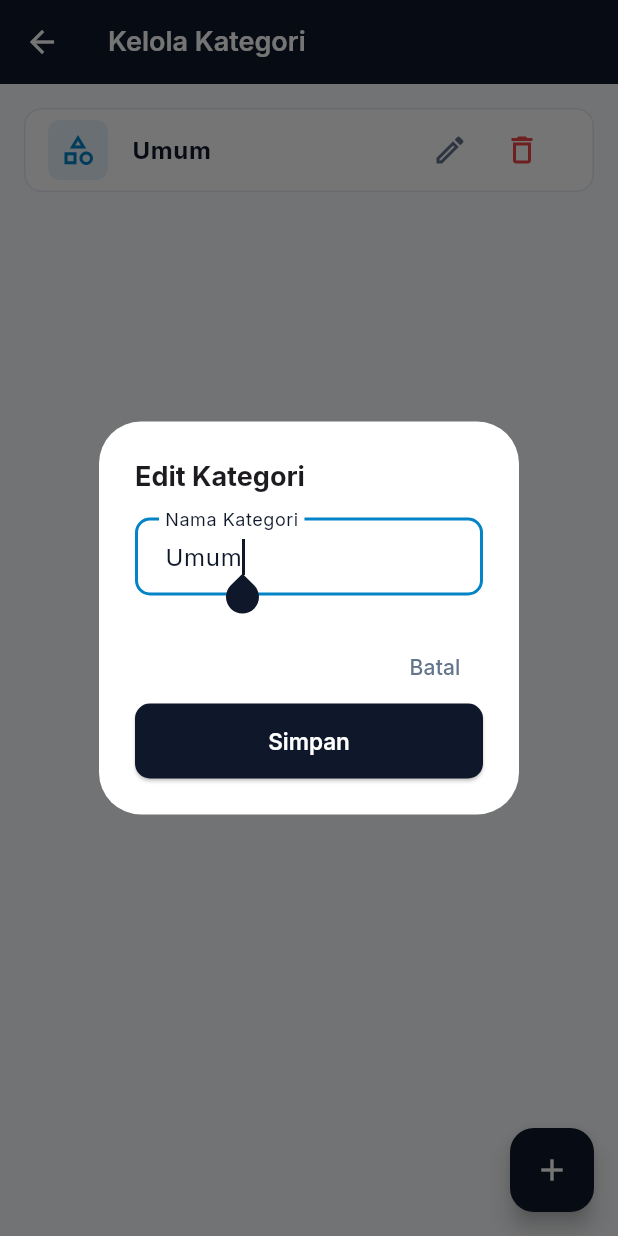
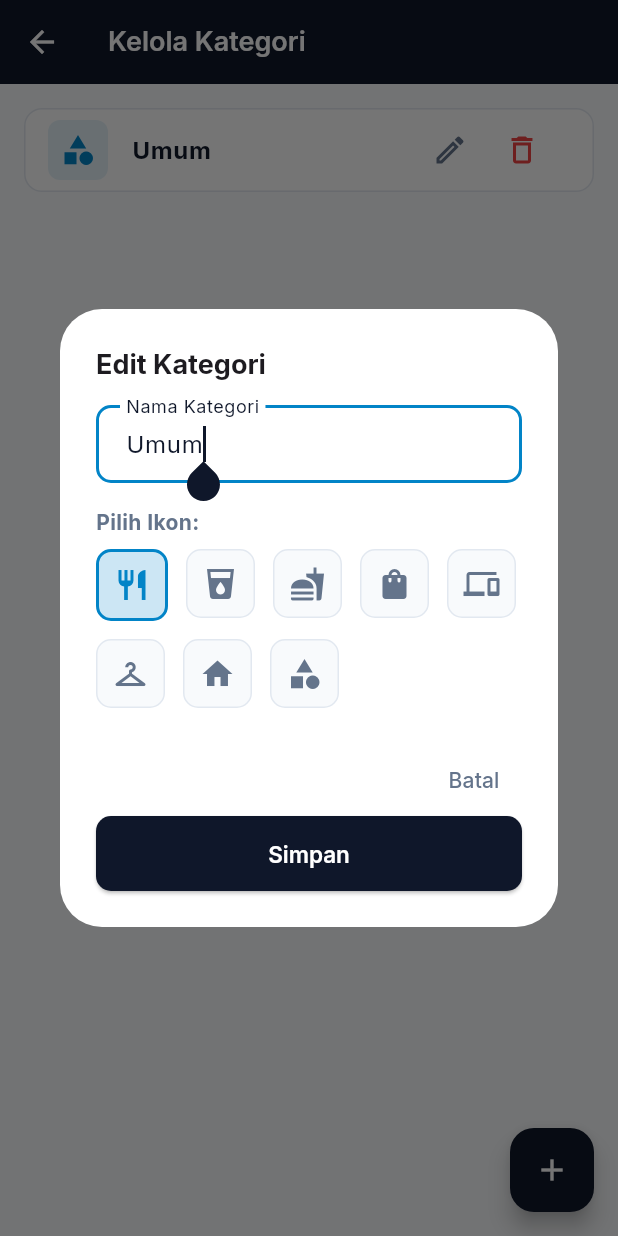
Before and after one commit to aqilahdaffa8/quickpos, a Flutter app: the CategoryScreen screen opened by its route, after a tap on the "edit" icon, on a phone screen of 412 x 824 dp. Run offline on Flutter 3.47's test engine with Material 3 defaults, Android fonts, the phone set to English and light mode, and no system bars; our stand-ins replace fl_chart, google_fonts, image_picker, pdf, share_plus, sqflite; missing offline and left inert: esc_pos_utils_plus, print_bluetooth_thermal; accounts and stored records are empty.

Commit message:
feat: add icon selection feature for categories with icon mapping and storage

```diff
--- a/lib/core/database/db_helper.dart
+++ b/lib/core/database/db_helper.dart
@@ -42,10 +42,11 @@ class DbHelper {
   Future<void> _onCreate(Database db, int version) async {
     // 1. Table Categories
     await db.execute('''
-      CREATE TABLE $tableCategories (
+      CREATE TABLE $tableCategories(
         id INTEGER PRIMARY KEY AUTOINCREMENT,
-        name TEXT NOT NULL,
-        created_at TEXT NOT NULL
+        name TEXT,
+        icon_name TEXT, -- KOLOM BARU UNTUK NAMA IKON
+        created_at TEXT
       )
     ''');
 
--- /dev/null
+++ b/lib/core/utils/icon_mapper.dart
@@ -0,0 +1,21 @@
+import 'package:flutter/material.dart';
+
+class IconMapper {
+  IconMapper._();
+
+  // Daftar opsi ikon yang bisa dipilih user
+  static const Map<String, IconData> availableIcons = {
+    'restaurant': Icons.restaurant,
+    'local_drink': Icons.local_drink,
+    'fastfood': Icons.fastfood,
+    'shopping_bag': Icons.shopping_bag,
+    'devices': Icons.devices,
+    'checkroom': Icons.checkroom,
+    'home': Icons.home,
+    'category': Icons.category,
+  };
+
+  static IconData getIcon(String? name) {
+    return availableIcons[name] ?? Icons.category;
+  }
+}
--- a/lib/features/category/data/models/category_model.dart
+++ b/lib/features/category/data/models/category_model.dart
@@ -1,11 +1,13 @@
 class CategoryModel {
   final int? id;
   final String name;
+  final String? iconName; // PROPERTI BARU
   final String createdAt;
 
   CategoryModel({
     this.id,
     required this.name,
+    this.iconName,
     required this.createdAt,
   });
 
@@ -13,6 +15,7 @@ class CategoryModel {
     return CategoryModel(
       id: map['id'] as int?,
       name: map['name'] as String,
+      iconName: map['icon_name'] as String?, // MAPPING BARU
       createdAt: map['created_at'] as String,
     );
   }
@@ -21,6 +24,7 @@ class CategoryModel {
     return {
       if (id != null) 'id': id,
       'name': name,
+      'icon_name': iconName, // MAPPING BARU
       'created_at': createdAt,
     };
   }
--- a/lib/features/category/data/repositories/category_repository.dart
+++ b/lib/features/category/data/repositories/category_repository.dart
@@ -9,11 +9,11 @@ class CategoryRepository {
     return result.map((e) => CategoryModel.fromMap(e)).toList();
   }
 
-  Future<int> insertCategory(String name) async {
+  Future<int> insertCategory(String name, String iconName) async {
     final db = await DbHelper.instance.database;
     return await db.insert(
       DbHelper.tableCategories,
-      CategoryModel(name: name, createdAt: DateTime.now().toIso8601String()).toMap(),
+      CategoryModel(name: name, iconName: iconName, createdAt: DateTime.now().toIso8601String()).toMap(),
       conflictAlgorithm: ConflictAlgorithm.replace,
     );
   }
--- a/lib/features/category/presentation/providers/category_provider.dart
+++ b/lib/features/category/presentation/providers/category_provider.dart
@@ -25,9 +25,9 @@ class CategoryProvider with ChangeNotifier {
     notifyListeners();
   }
 
-  Future<bool> addCategory(String name) async {
+  Future<bool> addCategory(String name, String iconName) async {
     try {
-      await _repository.insertCategory(name);
+      await _repository.insertCategory(name, iconName);
       await loadCategories();
       return true;
     } catch (e) {
--- a/lib/features/category/presentation/screens/category_screen.dart
+++ b/lib/features/category/presentation/screens/category_screen.dart
@@ -1,6 +1,7 @@
 import 'package:flutter/material.dart';
 import 'package:provider/provider.dart';
 import '../../../../core/constants/app_colors.dart';
+import '../../../../core/utils/icon_mapper.dart';
 import '../../data/models/category_model.dart';
 import '../providers/category_provider.dart';
 
@@ -20,20 +21,66 @@ class _CategoryScreenState extends State<CategoryScreen> {
 
   void _showCategoryForm({CategoryModel? category}) {
     final nameController = TextEditingController(text: category?.name ?? '');
+    String selectedIcon = category?.iconName ?? 'restaurant'; // Default ikon pertama
 
     showDialog(
       context: context,
       builder: (context) {
+        return StatefulBuilder(
+          builder: (context, setDialogState) {
             return AlertDialog(
               backgroundColor: AppColors.surfaceWhite,
               title: Text(
                 category == null ? 'Tambah Kategori' : 'Edit Kategori',
                 style: const TextStyle(fontSize: 18, fontWeight: FontWeight.bold),
               ),
-          content: TextField(
+              content: SingleChildScrollView(
+                child: Column(
+                  mainAxisSize: MainAxisSize.min,
+                  crossAxisAlignment: CrossAxisAlignment.start,
+                  children: [
+                    TextField(
                       controller: nameController,
                       decoration: const InputDecoration(labelText: 'Nama Kategori'),
                       autofocus: true,
+                    ),
+                    const SizedBox(height: 16),
+                    const Text('Pilih Ikon:', style: TextStyle(fontWeight: FontWeight.bold, fontSize: 14)),
+                    const SizedBox(height: 8),
+
+                    // Grid Pilihan Ikon
+                    Wrap(
+                      spacing: 12,
+                      runSpacing: 12,
+                      children: IconMapper.availableIcons.entries.map((entry) {
+                        final isSelected = selectedIcon == entry.key;
+                        return InkWell(
+                          onTap: () {
+                            setDialogState(() {
+                              selectedIcon = entry.key;
+                            });
+                          },
+                          borderRadius: BorderRadius.circular(10),
+                          child: Container(
+                            padding: const EdgeInsets.all(10),
+                            decoration: BoxDecoration(
+                              color: isSelected ? AppColors.accentBlue.withOpacity(0.2) : AppColors.backgroundLight,
+                              borderRadius: BorderRadius.circular(10),
+                              border: Border.all(
+                                color: isSelected ? AppColors.accentBlue : AppColors.cardBorder,
+                                width: isSelected ? 2 : 1,
+                              ),
+                            ),
+                            child: Icon(
+                              entry.value,
+                              color: isSelected ? AppColors.accentBlue : AppColors.textSecondary,
+                            ),
+                          ),
+                        );
+                      }).toList(),
+                    ),
+                  ],
+                ),
               ),
               actions: [
                 TextButton(
@@ -48,11 +95,12 @@ class _CategoryScreenState extends State<CategoryScreen> {
                     bool success;
 
                     if (category == null) {
-                  success = await provider.addCategory(nameController.text);
+                      success = await provider.addCategory(nameController.text, selectedIcon);
                     } else {
                       final updatedCategory = CategoryModel(
                         id: category.id,
                         name: nameController.text,
+                        iconName: selectedIcon,
                         createdAt: category.createdAt,
                       );
                       success = await provider.updateCategory(updatedCategory);
@@ -70,6 +118,8 @@ class _CategoryScreenState extends State<CategoryScreen> {
                   child: const Text('Simpan'),
                 ),
               ],
+            );
+          },
         );
       },
     );
@@ -110,7 +160,10 @@ class _CategoryScreenState extends State<CategoryScreen> {
                       color: AppColors.accentBlue.withOpacity(0.1),
                       borderRadius: BorderRadius.circular(8),
                     ),
-                    child: const Icon(Icons.category_outlined, color: AppColors.accentBlue),
+                    child: Icon(
+                      IconMapper.getIcon(category.iconName),
+                      color: AppColors.accentBlue,
+                    ),
                   ),
                   title: Text(category.name, style: const TextStyle(fontWeight: FontWeight.bold)),
                   trailing: Row(
```
Lines whose indentation alone changed are shown as unchanged.
